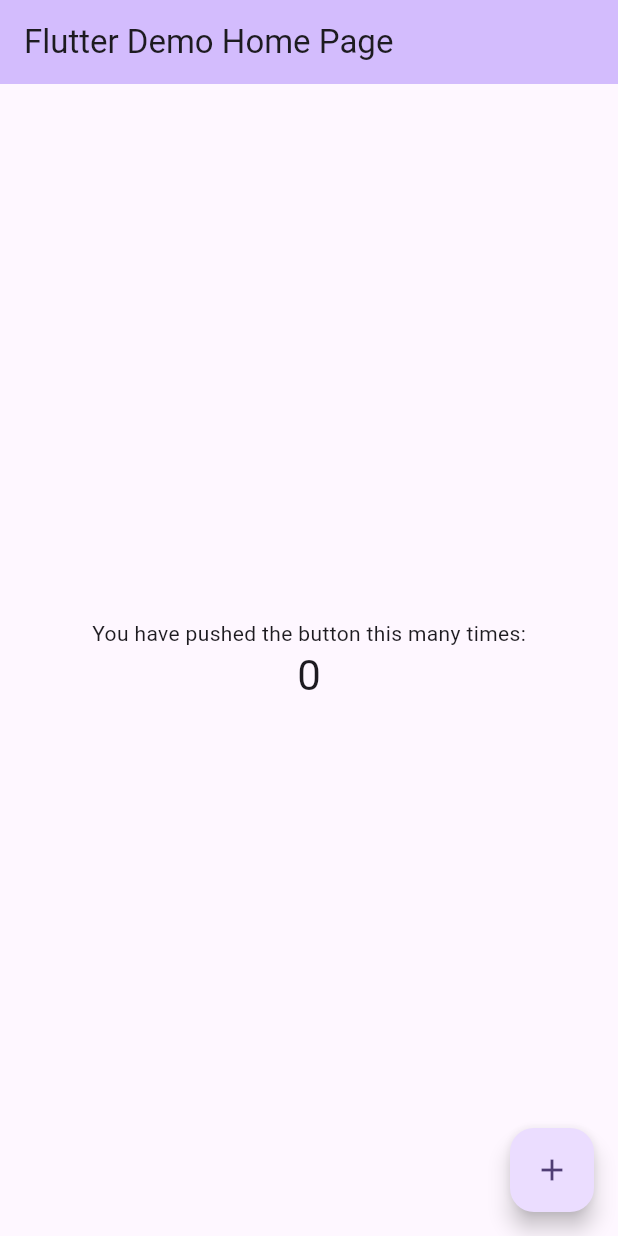
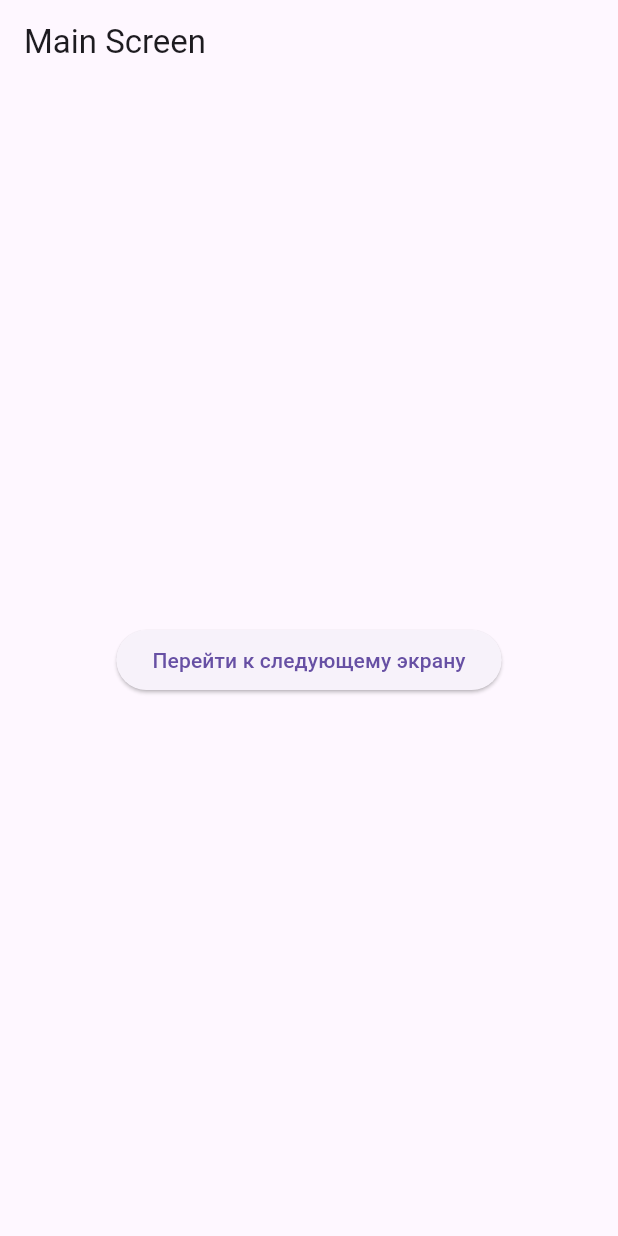
Before and after one commit to LaFlameMusa/srs4, a Flutter app: the screen it shows after launch, on a phone screen of 412 x 824 dp. Run offline on Flutter 3.47's test engine with Material 3 defaults, Android fonts, the phone set to English and light mode, and no system bars.

Commit message:
Update main.dart
срс3 первое задание

```diff
--- a/lib/main.dart
+++ b/lib/main.dart
@@ -1,125 +1,69 @@
 import 'package:flutter/material.dart';
 
 void main() {
-  runApp(const MyApp());
+  runApp(MyApp());
 }
 
 class MyApp extends StatelessWidget {
-  const MyApp({super.key});
-
-  // This widget is the root of your application.
   @override
   Widget build(BuildContext context) {
     return MaterialApp(
-      title: 'Flutter Demo',
+      title: 'Flutter Navigation Demo',
       theme: ThemeData(
-        // This is the theme of your application.
-        //
-        // TRY THIS: Try running your application with "flutter run". You'll see
-        // the application has a purple toolbar. Then, without quitting the app,
-        // try changing the seedColor in the colorScheme below to Colors.green
-        // and then invoke "hot reload" (save your changes or press the "hot
-        // reload" button in a Flutter-supported IDE, or press "r" if you used
-        // the command line to start the app).
-        //
-        // Notice that the counter didn't reset back to zero; the application
-        // state is not lost during the reload. To reset the state, use hot
-        // restart instead.
-        //
-        // This works for code too, not just values: Most code changes can be
-        // tested with just a hot reload.
-        colorScheme: ColorScheme.fromSeed(seedColor: Colors.deepPurple),
-        useMaterial3: true,
+        primarySwatch: Colors.blue,
       ),
-      home: const MyHomePage(title: 'Flutter Demo Home Page'),
+      home: MainScreen(),
     );
   }
 }
 
-class MyHomePage extends StatefulWidget {
-  const MyHomePage({super.key, required this.title});
-
-  // This widget is the home page of your application. It is stateful, meaning
-  // that it has a State object (defined below) that contains fields that affect
-  // how it looks.
-
-  // This class is the configuration for the state. It holds the values (in this
-  // case the title) provided by the parent (in this case the App widget) and
-  // used by the build method of the State. Fields in a Widget subclass are
-  // always marked "final".
-
-  final String title;
-
-  @override
-  State<MyHomePage> createState() => _MyHomePageState();
-}
-
-class _MyHomePageState extends State<MyHomePage> {
-  int _counter = 0;
-
-  void _incrementCounter() {
-    setState(() {
-      // This call to setState tells the Flutter framework that something has
-      // changed in this State, which causes it to rerun the build method below
-      // so that the display can reflect the updated values. If we changed
-      // _counter without calling setState(), then the build method would not be
-      // called again, and so nothing would appear to happen.
-      _counter++;
-    });
-  }
-
+class MainScreen extends StatelessWidget {
   @override
   Widget build(BuildContext context) {
-    // This method is rerun every time setState is called, for instance as done
-    // by the _incrementCounter method above.
-    //
-    // The Flutter framework has been optimized to make rerunning build methods
-    // fast, so that you can just rebuild anything that needs updating rather
-    // than having to individually change instances of widgets.
     return Scaffold(
       appBar: AppBar(
-        // TRY THIS: Try changing the color here to a specific color (to
-        // Colors.amber, perhaps?) and trigger a hot reload to see the AppBar
-        // change color while the other colors stay the same.
-        backgroundColor: Theme.of(context).colorScheme.inversePrimary,
-        // Here we take the value from the MyHomePage object that was created by
-        // the App.build method, and use it to set our appbar title.
-        title: Text(widget.title),
+        title: Text('Main Screen'),
       ),
       body: Center(
-        // Center is a layout widget. It takes a single child and positions it
-        // in the middle of the parent.
-        child: Column(
-          // Column is also a layout widget. It takes a list of children and
-          // arranges them vertically. By default, it sizes itself to fit its
-          // children horizontally, and tries to be as tall as its parent.
-          //
-          // Column has various properties to control how it sizes itself and
-          // how it positions its children. Here we use mainAxisAlignment to
-          // center the children vertically; the main axis here is the vertical
-          // axis because Columns are vertical (the cross axis would be
-          // horizontal).
-          //
-          // TRY THIS: Invoke "debug painting" (choose the "Toggle Debug Paint"
-          // action in the IDE, or press "p" in the console), to see the
-          // wireframe for each widget.
-          mainAxisAlignment: MainAxisAlignment.center,
-          children: <Widget>[
-            const Text(
-              'You have pushed the button this many times:',
-            ),
-            Text(
-              '$_counter',
-              style: Theme.of(context).textTheme.headlineMedium,
-            ),
-          ],
+        child: ElevatedButton(
+          onPressed: () {
+            Navigator.push(
+              context,
+              MaterialPageRoute(
+                builder: (context) => SecondScreen(),
+              ),
+            ).then((value) {
+              // Получаем данные с второго экрана и выводим их на главном экране
+              if (value != null) {
+                ScaffoldMessenger.of(context).showSnackBar(
+                  SnackBar(content: Text('Data from second screen: $value')),
+                );
+              }
+            });
+          },
+          child: Text('Перейти к следующему экрану'),
         ),
       ),
-      floatingActionButton: FloatingActionButton(
-        onPressed: _incrementCounter,
-        tooltip: 'Increment',
-        child: const Icon(Icons.add),
-      ), // This trailing comma makes auto-formatting nicer for build methods.
     );
   }
 }
+
+class SecondScreen extends StatelessWidget {
+  @override
+  Widget build(BuildContext context) {
+    return Scaffold(
+      appBar: AppBar(
+        title: Text('Second Screen'),
+      ),
+      body: Center(
+        child: ElevatedButton(
+          onPressed: () {
+            // Возвращаем данные на предыдущий экран при помощи Navigator.pop
+            Navigator.pop(context, 'Hello from second screen');
+          },
+          child: Text('Вернуться'),
+        ),
+      ),
+    );
+  }
+}
```
